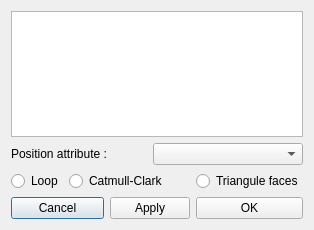
First picture: the form in SCHNApps/Plugins/surface_subdivision/forms/dialog_surface_subdivision.ui, repository cgogn/CGoGN, before the edit.
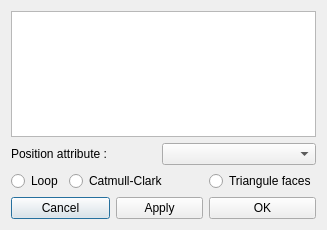
Second picture: the form after the edit.

```diff
--- a/SCHNApps/Plugins/surface_subdivision/forms/dialog_surface_subdivision.ui
+++ b/SCHNApps/Plugins/surface_subdivision/forms/dialog_surface_subdivision.ui
@@ -6,7 +6,7 @@
    <rect>
     <x>0</x>
     <y>0</y>
-    <width>314</width>
+    <width>327</width>
     <height>230</height>
    </rect>
   </property>
```
